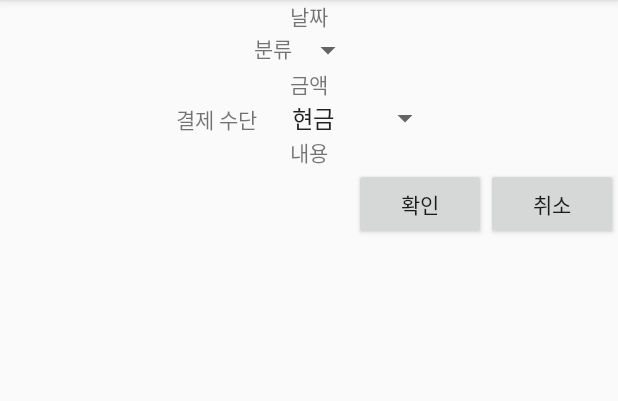
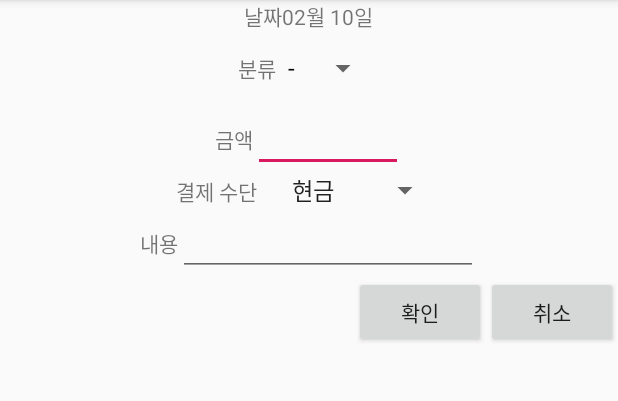
Before and after one commit to lou297/AccountBook, an Android app: the CalendarFragment screen opened directly, with no data from a screen before it, after a tap on an icon or button, on a phone screen of 412 x 824 dp, the part 84-485 px from its top. Run offline under Robolectric (Android 15) with nearby library versions, the phone set to English and light mode, and no system bars.

Commit message:
통계 추가 기능

```diff
--- a/app/src/main/java/com/pingpong/householdledger/AddRecordActivity.kt
+++ b/app/src/main/java/com/pingpong/householdledger/AddRecordActivity.kt
@@ -1,18 +1,40 @@
 package com.pingpong.householdledger
 
+import android.app.DatePickerDialog
 import android.support.v7.app.AppCompatActivity
 import android.os.Bundle
+import android.widget.ArrayAdapter
+import com.pingpong.householdledger.MainActivity.Companion.MonthAndDate
+import com.pingpong.householdledger.MainActivity.Companion.StatisticsAdapterList
 import kotlinx.android.synthetic.main.activity_add_record.*
 import kotlinx.android.synthetic.main.activity_tab_menu.*
+import java.text.SimpleDateFormat
+import java.util.*
 
 class AddRecordActivity : AppCompatActivity() {
 
     override fun onCreate(savedInstanceState: Bundle?) {
         super.onCreate(savedInstanceState)
         setContentView(R.layout.activity_add_record)
+        InitialSetting()
+        DateRecordField.setOnClickListener{
 
+        }
+        ConfirmBut.setOnClickListener {
+            AddSpendList()
+        }
         CancelBut.setOnClickListener {
             finish()
         }
     }
+
+    private fun InitialSetting(){
+        ClassificationSpinner.adapter = ArrayAdapter(this,R.layout.support_simple_spinner_dropdown_item,StatisticsAdapterList)
+        val calendar = Calendar.getInstance()
+        DateRecordField.text = SimpleDateFormat(MonthAndDate).format(calendar.time)
+    }
+
+    private fun AddSpendList(){
+
+    }
 }
--- /dev/null
+++ b/app/src/main/java/com/pingpong/householdledger/DataClass/StatisticsInfo.kt
@@ -0,0 +1,4 @@
+package com.pingpong.householdledger.DataClass
+
+data class StatisticsInfo(val ContentName : String, var DrawDown : Int = 0 , var Total : Int) {
+}
--- a/app/src/main/java/com/pingpong/householdledger/MainActivity.kt
+++ b/app/src/main/java/com/pingpong/householdledger/MainActivity.kt
@@ -8,6 +8,7 @@ import android.util.Log
 import android.view.View
 import com.pingpong.householdledger.Adapter.MainPagerAdapter
 import com.pingpong.householdledger.DataClass.DateInfo
+import com.pingpong.householdledger.DataClass.StatisticsInfo
 import kotlinx.android.synthetic.main.activity_main.*
 import java.text.SimpleDateFormat
 import java.util.*
@@ -18,6 +19,9 @@ class MainActivity : AppCompatActivity() {
         val YEAR = "YEAR"
         val MONTH = "MONTH"
         val MonthAndDate = "MM월 dd일"
+        var Today_YEAR = 0
+        var Today_MONTH = 0
+        var Today_Date = 0
         val CALENDAR = "CALENDAR"
         val SPENDLIST ="SPENDLIST"
         val STATISTICS = "STATISTICS"
@@ -25,6 +29,8 @@ class MainActivity : AppCompatActivity() {
         val PAGE= "PAGE"
         val PageList = mapOf(CALENDAR to 0, SPENDLIST to 1, STATISTICS to 2, SETTING to 3)
         val FullList : ArrayList<DateInfo> = ArrayList()
+        val StatisticsList : ArrayList<StatisticsInfo> = ArrayList()
+        val StatisticsAdapterList : ArrayList<String> = arrayListOf("-")
     }
 
     override fun onCreate(savedInstanceState: Bundle?) {
@@ -50,7 +56,9 @@ class MainActivity : AppCompatActivity() {
     private fun SettingMainView(){
         val DF = SimpleDateFormat(MonthAndDate)
         val calendar = Calendar.getInstance()
-
+        Today_YEAR = calendar.get(Calendar.YEAR)
+        Today_MONTH = calendar.get(Calendar.MONTH)
+        Today_Date = calendar.get(Calendar.DATE)
         MainViewDateText.text = DF.format(calendar.time)
 
     }
--- a/app/src/main/java/com/pingpong/householdledger/MainMenuFragment/CalendarFragment.kt
+++ b/app/src/main/java/com/pingpong/householdledger/MainMenuFragment/CalendarFragment.kt
@@ -14,6 +14,8 @@ import com.pingpong.householdledger.Adapter.CalendarViewPagerAdapter.Companion.C
 import com.pingpong.householdledger.CalendarTab.CalendarViewFragment
 import com.pingpong.householdledger.DataClass.DateInfo
 import com.pingpong.householdledger.MainActivity.Companion.MONTH
+import com.pingpong.householdledger.MainActivity.Companion.Today_MONTH
+import com.pingpong.householdledger.MainActivity.Companion.Today_YEAR
 import com.pingpong.householdledger.MainActivity.Companion.YEAR
 import com.pingpong.householdledger.R
 import kotlinx.android.synthetic.main.calendar_dynamical_view.*
@@ -37,11 +39,9 @@ class CalendarFragment : Fragment() {
         for(i in 0 .. 24){
             //25개월의 달력을 미리 생성한다.
             val calendar = Calendar.getInstance()
-            val ThisYear = calendar.get(java.util.Calendar.YEAR)
-            val ThisMonth = calendar.get(java.util.Calendar.MONTH)
 
-            var settingYear = ThisYear
-            var setttingMonth = ThisMonth + i - 12
+            var settingYear = Today_YEAR
+            var setttingMonth = Today_MONTH + i - 12
 
             while(setttingMonth<0 || setttingMonth>11){
                 if(setttingMonth<0) {
@@ -61,7 +61,6 @@ class CalendarFragment : Fragment() {
                 }
             }
             CalendarViewFragmentList.add(Frags)
-            Log.d("test",i.toString())
         }
     }
 
--- a/app/src/main/res/layout/activity_add_record.xml
+++ b/app/src/main/res/layout/activity_add_record.xml
@@ -14,6 +14,10 @@
                 android:layout_width="wrap_content"
                 android:layout_height="wrap_content"
                 android:text="@string/Date"/>
+        <TextView
+                android:id="@+id/DateRecordField"
+                android:layout_width="wrap_content"
+                android:layout_height="wrap_content"/>
 
     </LinearLayout>
 
@@ -41,6 +45,11 @@
                 android:layout_width="wrap_content"
                 android:layout_height="wrap_content"
                 android:text="@string/SumOfMoney"/>
+        <EditText
+                android:id="@+id/MoneyRecordField"
+                android:layout_width="100dp"
+                android:layout_height="wrap_content"
+                android:inputType="numberSigned"/>
 
     </LinearLayout>
 
@@ -71,6 +80,11 @@
                 android:layout_width="wrap_content"
                 android:layout_height="wrap_content"
                 android:text="@string/Content"/>
+        <EditText
+                android:id="@+id/ContentRecordField"
+                android:layout_width="200dp"
+                android:layout_height="wrap_content"
+                android:inputType="text"/>
 
     </LinearLayout>
 
--- a/app/src/main/res/layout/statistics_sub_group.xml
+++ b/app/src/main/res/layout/statistics_sub_group.xml
@@ -14,7 +14,8 @@
         <EditText
                 android:id="@+id/SubGroupEditMoney"
                 android:layout_width="100dp"
-                android:layout_height="wrap_content"/>
+                android:layout_height="wrap_content"
+                android:inputType="numberSigned"/>
         <Button
                 android:id="@+id/CreateSubBut"
                 android:layout_width="wrap_content"
```
Also changed, not shown: app/src/main/java/com/pingpong/householdledger/MainMenuFragment/StatisticsFragment.kt (+18 -6 lines).
